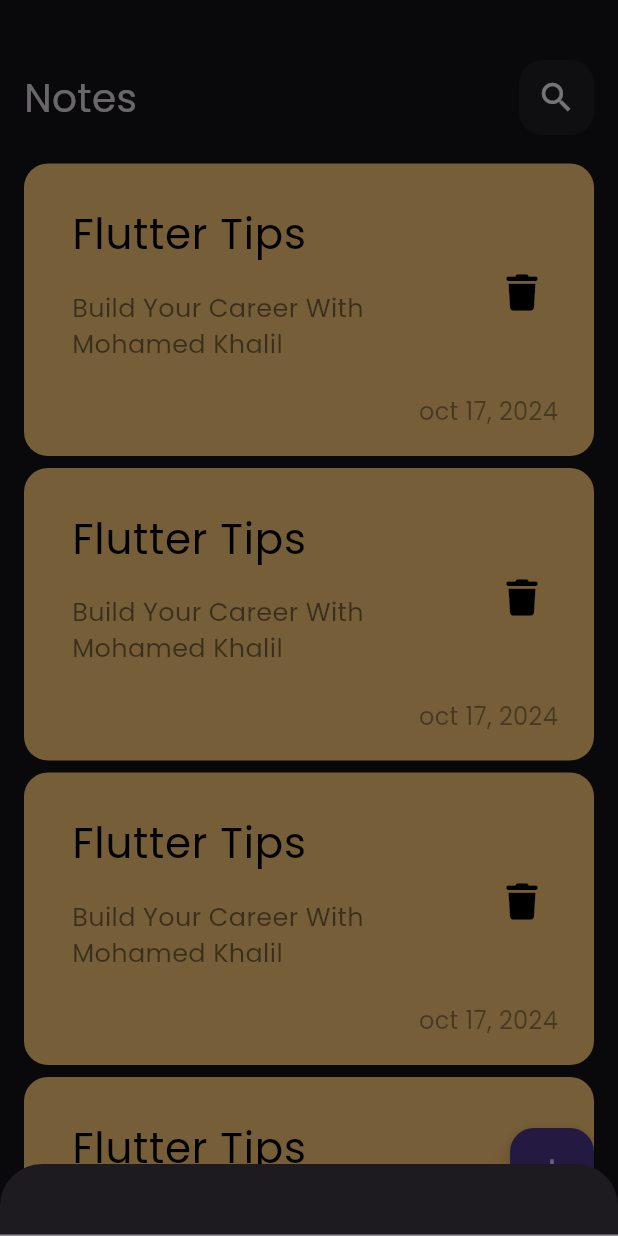
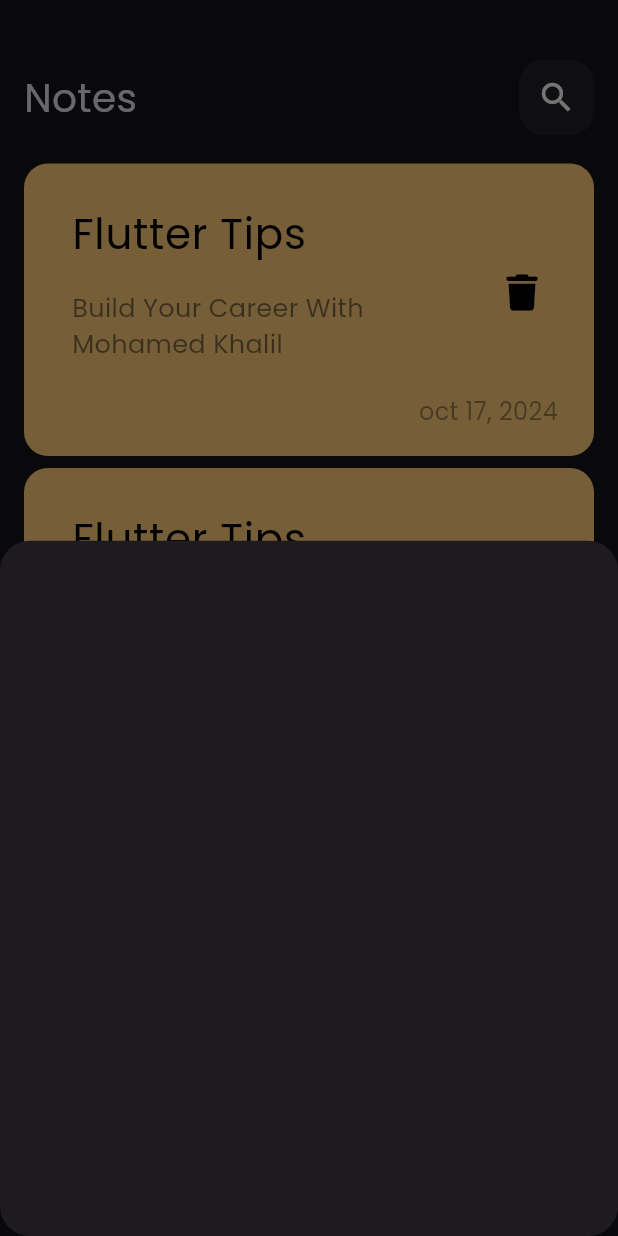
Before and after one commit to MohamedKHalilElsaaw/my_notes, a Flutter app: the screen it shows after launch, after a tap on the "add" icon, on a phone screen of 412 x 824 dp. Run offline on Flutter 3.47's test engine with Material 3 defaults, Android fonts, the phone set to English and light mode, and no system bars; our stand-ins replace font_awesome_flutter.

Commit message:
add border raidus to bottom sheet

```diff
--- a/lib/views/notes_view.dart
+++ b/lib/views/notes_view.dart
@@ -11,6 +11,9 @@ class NotesView extends StatelessWidget {
       floatingActionButton: FloatingActionButton(
         onPressed: () {
           showModalBottomSheet(
+              shape: RoundedRectangleBorder(
+                borderRadius: BorderRadius.circular(20),
+              ),
               context: context,
               builder: (context) {
                 return const AddNoteBottomSheet();
--- a/lib/views/widgets/add_note_bottom_sheet.dart
+++ b/lib/views/widgets/add_note_bottom_sheet.dart
@@ -5,8 +5,6 @@ class AddNoteBottomSheet extends StatelessWidget {
 
   @override
   Widget build(BuildContext context) {
-    return Container(
-      child: TextField(),
-    );
+    return Container();
   }
 }
```
